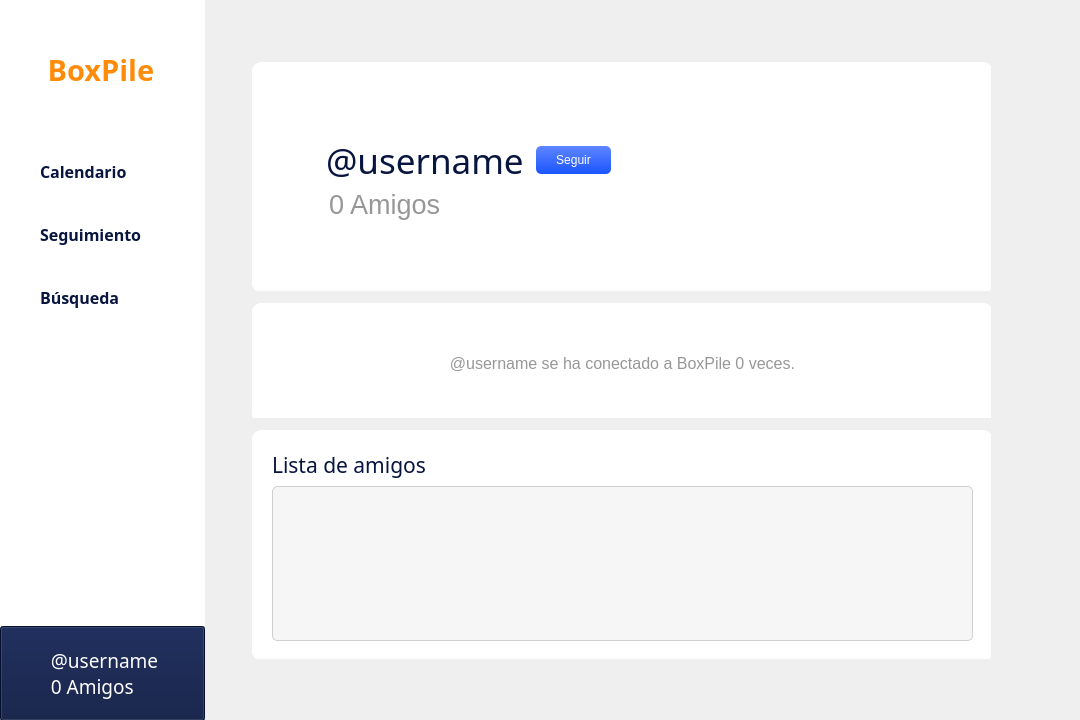
First picture: the form in boxpile.ui, repository ErtonDev/TR-ES_JG, before the edit.
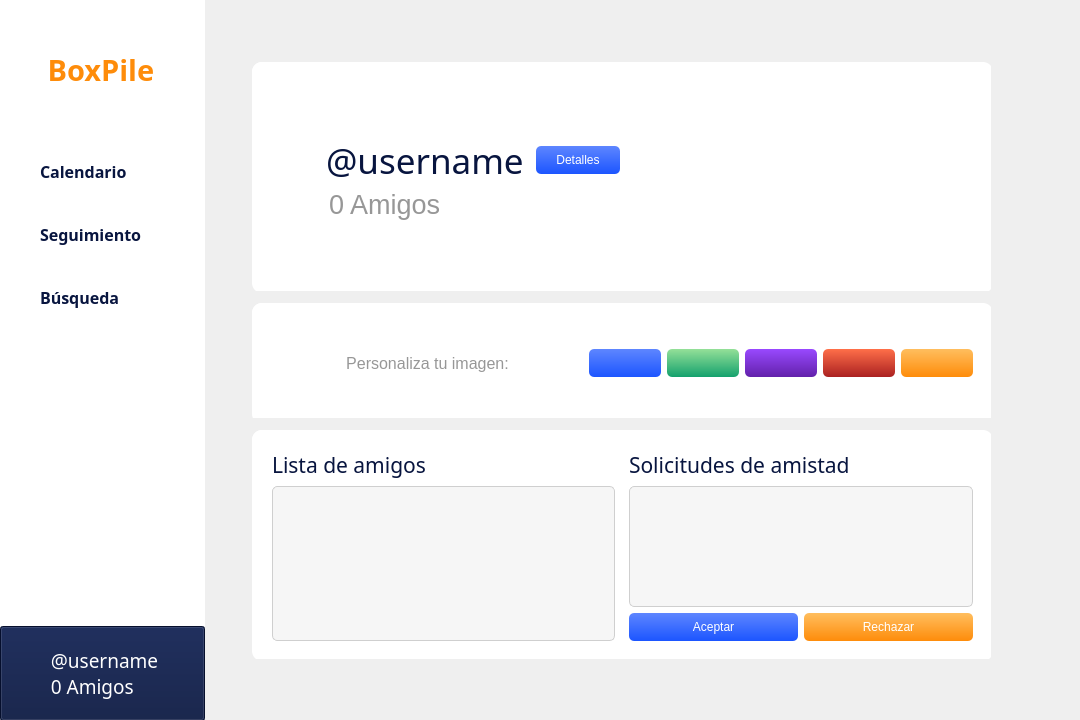
Second picture: the form after the edit. Icons and pictures are not drawn.

The edit to the form file:
```diff
--- a/boxpile.ui
+++ b/boxpile.ui
@@ -1955,6 +1955,792 @@
            </layout>
           </widget>
          </widget>
+         <widget class="QWidget" name="userPage">
+          <widget class="QWidget" name="gridLayoutWidget_6">
+           <property name="geometry">
+            <rect>
+             <x>10</x>
+             <y>10</y>
+             <width>801</width>
+             <height>701</height>
+            </rect>
+           </property>
+           <layout class="QGridLayout" name="userGrid" rowstretch="2,10,0,5,0,10,2" columnstretch="1,30,1">
+            <item row="0" column="2">
+             <widget class="QFrame" name="userGrey3">
+              <property name="styleSheet">
+               <string notr="true">border-radius: 0px;</string>
+              </property>
+              <property name="frameShape">
+               <enum>QFrame::StyledPanel</enum>
+              </property>
+              <property name="frameShadow">
+               <enum>QFrame::Raised</enum>
+              </property>
+             </widget>
+            </item>
+            <item row="2" column="0">
+             <widget class="QFrame" name="userGrey6">
+              <property name="styleSheet">
+               <string notr="true">border-radius: 0px;</string>
+              </property>
+              <property name="frameShape">
+               <enum>QFrame::StyledPanel</enum>
+              </property>
+              <property name="frameShadow">
+               <enum>QFrame::Raised</enum>
+              </property>
+             </widget>
+            </item>
+            <item row="1" column="2">
+             <widget class="QFrame" name="userGrey5">
+              <property name="styleSheet">
+               <string notr="true">border-radius: 0px;</string>
+              </property>
+              <property name="frameShape">
+               <enum>QFrame::StyledPanel</enum>
+              </property>
+              <property name="frameShadow">
+               <enum>QFrame::Raised</enum>
+              </property>
+             </widget>
+            </item>
+            <item row="2" column="2">
+             <widget class="QFrame" name="userGrey8">
+              <property name="styleSheet">
+               <string notr="true">border-radius: 0px;</string>
+              </property>
+              <property name="frameShape">
+               <enum>QFrame::StyledPanel</enum>
+              </property>
+              <property name="frameShadow">
+               <enum>QFrame::Raised</enum>
+              </property>
+             </widget>
+            </item>
+            <item row="4" column="1">
+             <widget class="QFrame" name="userGrey12">
+              <property name="styleSheet">
+               <string notr="true">border-radius: 0px;</string>
+              </property>
+              <property name="frameShape">
+               <enum>QFrame::StyledPanel</enum>
+              </property>
+              <property name="frameShadow">
+               <enum>QFrame::Raised</enum>
+              </property>
+             </widget>
+            </item>
+            <item row="3" column="0">
+             <widget class="QFrame" name="userGrey9">
+              <property name="styleSheet">
+               <string notr="true">border-radius: 0px;</string>
+              </property>
+              <property name="frameShape">
+               <enum>QFrame::StyledPanel</enum>
+              </property>
+              <property name="frameShadow">
+               <enum>QFrame::Raised</enum>
+              </property>
+             </widget>
+            </item>
+            <item row="2" column="1">
+             <widget class="QFrame" name="userGrey7">
+              <property name="styleSheet">
+               <string notr="true">border-radius: 0px;</string>
+              </property>
+              <property name="frameShape">
+               <enum>QFrame::StyledPanel</enum>
+              </property>
+              <property name="frameShadow">
+               <enum>QFrame::Raised</enum>
+              </property>
+             </widget>
+            </item>
+            <item row="4" column="2">
+             <widget class="QFrame" name="userGrey13">
+              <property name="styleSheet">
+               <string notr="true">border-radius: 0px;</string>
+              </property>
+              <property name="frameShape">
+               <enum>QFrame::StyledPanel</enum>
+              </property>
+              <property name="frameShadow">
+               <enum>QFrame::Raised</enum>
+              </property>
+             </widget>
+            </item>
+            <item row="0" column="1">
+             <widget class="QFrame" name="userGrey2">
+              <property name="styleSheet">
+               <string notr="true">border-radius: 0px;</string>
+              </property>
+              <property name="frameShape">
+               <enum>QFrame::StyledPanel</enum>
+              </property>
+              <property name="frameShadow">
+               <enum>QFrame::Raised</enum>
+              </property>
+             </widget>
+            </item>
+            <item row="5" column="0">
+             <widget class="QFrame" name="userGrey14">
+              <property name="styleSheet">
+               <string notr="true">border-radius: 0px;</string>
+              </property>
+              <property name="frameShape">
+               <enum>QFrame::StyledPanel</enum>
+              </property>
+              <property name="frameShadow">
+               <enum>QFrame::Raised</enum>
+              </property>
+             </widget>
+            </item>
+            <item row="0" column="0">
+             <widget class="QFrame" name="userGrey1">
+              <property name="styleSheet">
+               <string notr="true">border-radius: 0px;</string>
+              </property>
+              <property name="frameShape">
+               <enum>QFrame::StyledPanel</enum>
+              </property>
+              <property name="frameShadow">
+               <enum>QFrame::Raised</enum>
+              </property>
+             </widget>
+            </item>
+            <item row="1" column="0">
+             <widget class="QFrame" name="userGrey4">
+              <property name="styleSheet">
+               <string notr="true">border-radius: 0px;</string>
+              </property>
+              <property name="frameShape">
+               <enum>QFrame::StyledPanel</enum>
+              </property>
+              <property name="frameShadow">
+               <enum>QFrame::Raised</enum>
+              </property>
+             </widget>
+            </item>
+            <item row="3" column="2">
+             <widget class="QFrame" name="userGrey10">
+              <property name="styleSheet">
+               <string notr="true">border-radius: 0px;</string>
+              </property>
+              <property name="frameShape">
+               <enum>QFrame::StyledPanel</enum>
+              </property>
+              <property name="frameShadow">
+               <enum>QFrame::Raised</enum>
+              </property>
+             </widget>
+            </item>
+            <item row="4" column="0">
+             <widget class="QFrame" name="userGrey11">
+              <property name="styleSheet">
+               <string notr="true">border-radius: 0px;</string>
+              </property>
+              <property name="frameShape">
+               <enum>QFrame::StyledPanel</enum>
+              </property>
+              <property name="frameShadow">
+               <enum>QFrame::Raised</enum>
+              </property>
+             </widget>
+            </item>
+            <item row="5" column="2">
+             <widget class="QFrame" name="userGrey15">
+              <property name="styleSheet">
+               <string notr="true">border-radius: 0px;</string>
+              </property>
+              <property name="frameShape">
+               <enum>QFrame::StyledPanel</enum>
+              </property>
+              <property name="frameShadow">
+               <enum>QFrame::Raised</enum>
+              </property>
+             </widget>
+            </item>
+            <item row="6" column="0">
+             <widget class="QFrame" name="userGrey16">
+              <property name="styleSheet">
+               <string notr="true">border-radius: 0px;</string>
+              </property>
+              <property name="frameShape">
+               <enum>QFrame::StyledPanel</enum>
+              </property>
+              <property name="frameShadow">
+               <enum>QFrame::Raised</enum>
+              </property>
+             </widget>
+            </item>
+            <item row="6" column="1">
+             <widget class="QFrame" name="userGrey17">
+              <property name="styleSheet">
+               <string notr="true">border-radius: 0px;</string>
+              </property>
+              <property name="frameShape">
+               <enum>QFrame::StyledPanel</enum>
+              </property>
+              <property name="frameShadow">
+               <enum>QFrame::Raised</enum>
+              </property>
+             </widget>
+            </item>
+            <item row="6" column="2">
+             <widget class="QFrame" name="userGrey18">
+              <property name="styleSheet">
+               <string notr="true">border-radius: 0px;</string>
+              </property>
+              <property name="frameShape">
+               <enum>QFrame::StyledPanel</enum>
+              </property>
+              <property name="frameShadow">
+               <enum>QFrame::Raised</enum>
+              </property>
+             </widget>
+            </item>
+            <item row="1" column="1">
+             <widget class="QWidget" name="userMainWidget" native="true">
+              <property name="styleSheet">
+               <string notr="true">background-color: rgb(255, 255, 255);
+border-radius: 10px;</string>
+              </property>
+              <widget class="QWidget" name="horizontalLayoutWidget_4">
+               <property name="geometry">
+                <rect>
+                 <x>0</x>
+                 <y>0</y>
+                 <width>741</width>
+                 <height>231</height>
+                </rect>
+               </property>
+               <layout class="QHBoxLayout" name="userMainHLayout" stretch="0,1">
+                <property name="leftMargin">
+                 <number>20</number>
+                </property>
+                <property name="topMargin">
+                 <number>20</number>
+                </property>
+                <property name="rightMargin">
+                 <number>20</number>
+                </property>
+                <property name="bottomMargin">
+                 <number>20</number>
+                </property>
+                <item>
+                 <widget class="QPushButton" name="userMainProfilePic">
+                  <property name="text">
+                   <string/>
+                  </property>
+                  <property name="icon">
+                   <iconset>
+                    <normaloff>resources/logoTR_blue.png</normaloff>resources/logoTR_blue.png</iconset>
+                  </property>
+                  <property name="iconSize">
+                   <size>
+                    <width>160</width>
+                    <height>160</height>
+                   </size>
+                  </property>
+                 </widget>
+                </item>
+                <item>
+                 <layout class="QVBoxLayout" name="userMainVLayout">
+                  <property name="spacing">
+                   <number>0</number>
+                  </property>
+                  <item>
+                   <spacer name="userMainVSpacer1">
+                    <property name="orientation">
+                     <enum>Qt::Vertical</enum>
+                    </property>
+                    <property name="sizeHint" stdset="0">
+                     <size>
+                      <width>20</width>
+                      <height>40</height>
+                     </size>
+                    </property>
+                   </spacer>
+                  </item>
+                  <item>
+                   <layout class="QHBoxLayout" name="userMainVHLayout" stretch="0,0,1">
+                    <item>
+                     <widget class="QLabel" name="userMainNameLabel">
+                      <property name="font">
+                       <font>
+                        <family>Ubuntu Light</family>
+                        <pointsize>26</pointsize>
+                       </font>
+                      </property>
+                      <property name="styleSheet">
+                       <string notr="true">color: rgb(8, 21, 63);
+padding: 2px;
+margin-left: 5px;</string>
+                      </property>
+                      <property name="text">
+                       <string>@username</string>
+                      </property>
+                     </widget>
+                    </item>
+                    <item>
+                     <widget class="QPushButton" name="userMainVariableBtn">
+                      <property name="styleSheet">
+                       <string notr="true">QPushButton {
+	border-width: 0px;
+	color: rgb(255, 255, 255);
+	background-color: qlineargradient(spread:pad, x1:1, y1:1, x2:1, y2:0, stop:0 rgba(28, 85, 255, 255), stop:1 rgba(94, 134, 255, 255));
+	padding: 6.5px;
+	padding-left: 20px;
+	padding-right: 20px;
+	border-radius: 5px;
+}
+
+QPushButton:hover {
+	background-color: qlineargradient(spread:pad, x1:1, y1:1, x2:1, y2:0, stop:0 rgba(27, 82, 246, 255), stop:1 rgba(91, 130, 248, 255));
+}
+
+QPushButton:pressed {
+	background-color: qlineargradient(spread:pad, x1:1, y1:1, x2:1, y2:0, stop:0 rgba(32, 81, 227, 255), stop:1 rgba(71, 109, 224, 255));
+}</string>
+                      </property>
+                      <property name="text">
+                       <string>Detalles</string>
+                      </property>
+                     </widget>
+                    </item>
+                    <item>
+                     <spacer name="userMainHSpacer">
+                      <property name="orientation">
+                       <enum>Qt::Horizontal</enum>
+                      </property>
+                      <property name="sizeHint" stdset="0">
+                       <size>
+                        <width>40</width>
+                        <height>20</height>
+                       </size>
+                      </property>
+                     </spacer>
+                    </item>
+                   </layout>
+                  </item>
+                  <item>
+                   <widget class="QLabel" name="userMainFriendsLabel">
+                    <property name="font">
+                     <font>
+                      <family>Ubuntu</family>
+                      <pointsize>20</pointsize>
+                     </font>
+                    </property>
+                    <property name="styleSheet">
+                     <string notr="true">color: rgb(151, 151, 151);
+padding: 2px;
+margin-left: 10px;</string>
+                    </property>
+                    <property name="text">
+                     <string>0 Amigos</string>
+                    </property>
+                   </widget>
+                  </item>
+                  <item>
+                   <spacer name="userMainVSpacer2">
+                    <property name="orientation">
+                     <enum>Qt::Vertical</enum>
+                    </property>
+                    <property name="sizeHint" stdset="0">
+                     <size>
+                      <width>20</width>
+                      <height>40</height>
+                     </size>
+                    </property>
+                   </spacer>
+                  </item>
+                 </layout>
+                </item>
+               </layout>
+              </widget>
+             </widget>
+            </item>
+            <item row="3" column="1">
+             <widget class="QWidget" name="userPickerWidget" native="true">
+              <property name="styleSheet">
+               <string notr="true">background-color: rgb(255, 255, 255);
+border-radius: 10px;</string>
+              </property>
+              <widget class="QWidget" name="horizontalLayoutWidget_6">
+               <property name="geometry">
+                <rect>
+                 <x>0</x>
+                 <y>0</y>
+                 <width>741</width>
+                 <height>121</height>
+                </rect>
+               </property>
+               <layout class="QHBoxLayout" name="userPickerHLayout" stretch="1,0,0,0,0,0">
+                <property name="leftMargin">
+                 <number>20</number>
+                </property>
+                <property name="topMargin">
+                 <number>20</number>
+                </property>
+                <property name="rightMargin">
+                 <number>20</number>
+                </property>
+                <property name="bottomMargin">
+                 <number>20</number>
+                </property>
+                <item>
+                 <widget class="QLabel" name="userPickerLabel">
+                  <property name="font">
+                   <font>
+                    <pointsize>12</pointsize>
+                   </font>
+                  </property>
+                  <property name="styleSheet">
+                   <string notr="true">color: rgb(151, 151, 151);
+padding: 20px;</string>
+                  </property>
+                  <property name="text">
+                   <string>Personaliza tu imagen:</string>
+                  </property>
+                  <property name="alignment">
+                   <set>Qt::AlignCenter</set>
+                  </property>
+                  <property name="wordWrap">
+                   <bool>true</bool>
+                  </property>
+                 </widget>
+                </item>
+                <item>
+                 <widget class="QPushButton" name="userPickerBtn1">
+                  <property name="styleSheet">
+                   <string notr="true">QPushButton {
+	border-width: 0px;
+	color: rgb(255, 255, 255);
+	background-color: qlineargradient(spread:pad, x1:1, y1:1, x2:1, y2:0, stop:0 rgba(28, 85, 255, 255), stop:1 rgba(94, 134, 255, 255));
+	padding: 6.5px;
+	padding-left: 20px;
+	padding-right: 20px;
+	border-radius: 5px;
+}
+
+QPushButton:hover {
+	background-color: qlineargradient(spread:pad, x1:1, y1:1, x2:1, y2:0, stop:0 rgba(27, 82, 246, 255), stop:1 rgba(91, 130, 248, 255));
+}
+
+QPushButton:pressed {
+	background-color: qlineargradient(spread:pad, x1:1, y1:1, x2:1, y2:0, stop:0 rgba(32, 81, 227, 255), stop:1 rgba(71, 109, 224, 255));
+}</string>
+                  </property>
+                  <property name="text">
+                   <string/>
+                  </property>
+                 </widget>
+                </item>
+                <item>
+                 <widget class="QPushButton" name="userPickerBtn2">
+                  <property name="styleSheet">
+                   <string notr="true">QPushButton {
+	border-width: 0px;
+	color: rgb(255, 255, 255);
+	background-color: qlineargradient(spread:pad, x1:1, y1:1, x2:1, y2:0, stop:0 rgba(20, 161, 109, 255), stop:1 rgba(148, 224, 152, 255));
+	padding: 6.5px;
+	padding-left: 20px;
+	padding-right: 20px;
+	border-radius: 5px;
+}
+
+QPushButton:hover {
+	background-color: qlineargradient(spread:pad, x1:1, y1:1, x2:1, y2:0, stop:0 rgba(19, 157, 106, 255), stop:1 rgba(144, 218, 148, 255));
+}
+
+QPushButton:pressed {
+	background-color: qlineargradient(spread:pad, x1:1, y1:1, x2:1, y2:0, stop:0 rgba(18, 146, 98, 255), stop:1 rgba(132, 201, 136, 255));
+}</string>
+                  </property>
+                  <property name="text">
+                   <string/>
+                  </property>
+                 </widget>
+                </item>
+                <item>
+                 <widget class="QPushButton" name="userPickerBtn3">
+                  <property name="styleSheet">
+                   <string notr="true">QPushButton {
+	border-width: 0px;
+	color: rgb(255, 255, 255);
+	background-color: qlineargradient(spread:pad, x1:1, y1:1, x2:1, y2:0, stop:0 rgba(98, 33, 170, 255), stop:1 rgba(153, 73, 255, 255));
+	padding: 6.5px;
+	padding-left: 20px;
+	padding-right: 20px;
+	border-radius: 5px;
+}
+
+QPushButton:hover {
+	background-color: qlineargradient(spread:pad, x1:1, y1:1, x2:1, y2:0, stop:0 rgba(92, 31, 160, 255), stop:1 rgba(145, 69, 241, 255));
+}
+
+QPushButton:pressed {
+	background-color: qlineargradient(spread:pad, x1:1, y1:1, x2:1, y2:0, stop:0 rgba(87, 29, 152, 255), stop:1 rgba(135, 64, 226, 255));
+}</string>
+                  </property>
+                  <property name="text">
+                   <string/>
+                  </property>
+                 </widget>
+                </item>
+                <item>
+                 <widget class="QPushButton" name="userPickerBtn4">
+                  <property name="styleSheet">
+                   <string notr="true">QPushButton {
+	border-width: 0px;
+	color: rgb(255, 255, 255);
+	background-color: qlineargradient(spread:pad, x1:1, y1:1, x2:1, y2:0, stop:0 rgba(170, 33, 33, 255), stop:1 rgba(255, 111, 73, 255));
+	padding: 6.5px;
+	padding-left: 20px;
+	padding-right: 20px;
+	border-radius: 5px;
+}
+
+QPushButton:hover {
+	background-color: qlineargradient(spread:pad, x1:1, y1:1, x2:1, y2:0, stop:0 rgba(163, 31, 31, 255), stop:1 rgba(245, 106, 70, 255));
+}
+
+QPushButton:pressed {
+	background-color: qlineargradient(spread:pad, x1:1, y1:1, x2:1, y2:0, stop:0 rgba(153, 29, 29, 255), stop:1 rgba(230, 100, 66, 255));
+}</string>
+                  </property>
+                  <property name="text">
+                   <string/>
+                  </property>
+                 </widget>
+                </item>
+                <item>
+                 <widget class="QPushButton" name="userPickerBtn5">
+                  <property name="styleSheet">
+                   <string notr="true">QPushButton {
+	border-width: 0px;
+	color: rgb(255, 255, 255);
+	background-color: qlineargradient(spread:pad, x1:1, y1:1, x2:1, y2:0, stop:0 rgba(254, 140, 10, 255), stop:1 rgba(255, 190, 94, 255));
+	padding: 6.5px;
+	padding-left: 20px;
+	padding-right: 20px;
+	border-radius: 5px;
+}
+
+QPushButton:hover {
+	background-color: qlineargradient(spread:pad, x1:1, y1:1, x2:1, y2:0, stop:0 rgba(249, 137, 9, 255), stop:1 rgba(249, 186, 92, 255));
+}
+
+QPushButton:pressed {
+	background-color: qlineargradient(spread:pad, x1:1, y1:1, x2:1, y2:0, stop:0 rgba(238, 131, 8, 255), stop:1 rgba(235, 175, 86, 255));
+}</string>
+                  </property>
+                  <property name="text">
+                   <string/>
+                  </property>
+                 </widget>
+                </item>
+               </layout>
+              </widget>
+             </widget>
+            </item>
+            <item row="5" column="1">
+             <widget class="QWidget" name="userFriendsWidget" native="true">
+              <property name="styleSheet">
+               <string notr="true">background-color: rgb(255, 255, 255);
+border-radius: 10px;</string>
+              </property>
+              <widget class="QWidget" name="horizontalLayoutWidget_7">
+               <property name="geometry">
+                <rect>
+                 <x>0</x>
+                 <y>0</y>
+                 <width>741</width>
+                 <height>231</height>
+                </rect>
+               </property>
+               <layout class="QHBoxLayout" name="userFriendsHLayout">
+                <item>
+                 <layout class="QVBoxLayout" name="userFriendsVLayout1">
+                  <property name="leftMargin">
+                   <number>20</number>
+                  </property>
+                  <property name="topMargin">
+                   <number>20</number>
+                  </property>
+                  <property name="rightMargin">
+                   <number>4</number>
+                  </property>
+                  <property name="bottomMargin">
+                   <number>20</number>
+                  </property>
+                  <item>
+                   <widget class="QLabel" name="userFriendsLabel1">
+                    <property name="font">
+                     <font>
+                      <family>Ubuntu Light</family>
+                      <pointsize>16</pointsize>
+                     </font>
+                    </property>
+                    <property name="styleSheet">
+                     <string notr="true">color: rgb(8, 21, 63);</string>
+                    </property>
+                    <property name="text">
+                     <string>Lista de amigos</string>
+                    </property>
+                   </widget>
+                  </item>
+                  <item>
+                   <widget class="QListWidget" name="userFriendsList1">
+                    <property name="minimumSize">
+                     <size>
+                      <width>302</width>
+                      <height>152</height>
+                     </size>
+                    </property>
+                    <property name="styleSheet">
+                     <string notr="true">color: rgb(0, 0, 0);
+background-color: rgb(246, 246, 246);
+border-style: solid;
+border-width: 1px;
+border-radius: 5px;
+border-color: rgb(207, 207, 207);
+selection-background-color: rgb(8, 21, 63);
+min-width: 300;
+min-height: 150;</string>
+                    </property>
+                    <property name="spacing">
+                     <number>2</number>
+                    </property>
+                    <property name="wordWrap">
+                     <bool>true</bool>
+                    </property>
+                   </widget>
+                  </item>
+                 </layout>
+                </item>
+                <item>
+                 <layout class="QVBoxLayout" name="userFriendsVLayout2">
+                  <property name="leftMargin">
+                   <number>4</number>
+                  </property>
+                  <property name="topMargin">
+                   <number>20</number>
+                  </property>
+                  <property name="rightMargin">
+                   <number>20</number>
+                  </property>
+                  <property name="bottomMargin">
+                   <number>20</number>
+                  </property>
+                  <item>
+                   <widget class="QLabel" name="userFriendsLabel2">
+                    <property name="font">
+                     <font>
+                      <family>Ubuntu Light</family>
+                      <pointsize>16</pointsize>
+                     </font>
+                    </property>
+                    <property name="styleSheet">
+                     <string notr="true">color: rgb(8, 21, 63);</string>
+                    </property>
+                    <property name="text">
+                     <string>Solicitudes de amistad</string>
+                    </property>
+                   </widget>
+                  </item>
+                  <item>
+                   <widget class="QListWidget" name="userFriendsList2">
+                    <property name="minimumSize">
+                     <size>
+                      <width>302</width>
+                      <height>0</height>
+                     </size>
+                    </property>
+                    <property name="styleSheet">
+                     <string notr="true">color: rgb(0, 0, 0);
+background-color: rgb(246, 246, 246);
+border-style: solid;
+border-width: 1px;
+border-radius: 5px;
+border-color: rgb(207, 207, 207);
+selection-background-color: rgb(8, 21, 63);
+min-width: 300;</string>
+                    </property>
+                    <property name="spacing">
+                     <number>2</number>
+                    </property>
+                    <property name="wordWrap">
+                     <bool>true</bool>
+                    </property>
+                   </widget>
+                  </item>
+                  <item>
+                   <layout class="QHBoxLayout" name="userFriendsVHLayout">
+                    <item>
+                     <widget class="QPushButton" name="userFriendsAcceptBtn">
+                      <property name="styleSheet">
+                       <string notr="true">QPushButton {
+	border-width: 0px;
+	color: rgb(255, 255, 255);
+	background-color: qlineargradient(spread:pad, x1:1, y1:1, x2:1, y2:0, stop:0 rgba(28, 85, 255, 255), stop:1 rgba(94, 134, 255, 255));
+	padding: 6.5px;
+	padding-left: 20px;
+	padding-right: 20px;
+	border-radius: 5px;
+}
+
+QPushButton:hover {
+	background-color: qlineargradient(spread:pad, x1:1, y1:1, x2:1, y2:0, stop:0 rgba(27, 82, 246, 255), stop:1 rgba(91, 130, 248, 255));
+}
+
+QPushButton:pressed {
+	background-color: qlineargradient(spread:pad, x1:1, y1:1, x2:1, y2:0, stop:0 rgba(32, 81, 227, 255), stop:1 rgba(71, 109, 224, 255));
+}</string>
+                      </property>
+                      <property name="text">
+                       <string>Aceptar</string>
+                      </property>
+                     </widget>
+                    </item>
+                    <item>
+                     <widget class="QPushButton" name="userFriendsDeclineBtn">
+                      <property name="styleSheet">
+                       <string notr="true">QPushButton {
+	border-width: 0px;
+	color: rgb(255, 255, 255);
+	background-color: qlineargradient(spread:pad, x1:1, y1:1, x2:1, y2:0, stop:0 rgba(254, 140, 10, 255), stop:1 rgba(255, 190, 94, 255));
+	padding: 6.5px;
+	padding-left: 20px;
+	padding-right: 20px;
+	border-radius: 5px;
+}
+
+QPushButton:hover {
+	background-color: qlineargradient(spread:pad, x1:1, y1:1, x2:1, y2:0, stop:0 rgba(249, 137, 9, 255), stop:1 rgba(249, 186, 92, 255));
+}
+
+QPushButton:pressed {
+	background-color: qlineargradient(spread:pad, x1:1, y1:1, x2:1, y2:0, stop:0 rgba(238, 131, 8, 255), stop:1 rgba(235, 175, 86, 255));
+}</string>
+                      </property>
+                      <property name="text">
+                       <string>Rechazar</string>
+                      </property>
+                     </widget>
+                    </item>
+                   </layout>
+                  </item>
+                 </layout>
+                </item>
+               </layout>
+              </widget>
+             </widget>
+            </item>
+           </layout>
+          </widget>
+         </widget>
          <widget class="QWidget" name="accountPage">
           <widget class="QWidget" name="gridLayoutWidget_5">
            <property name="geometry">
```
Left out of the diff: 4 changed lines with no effect on the pictures.
